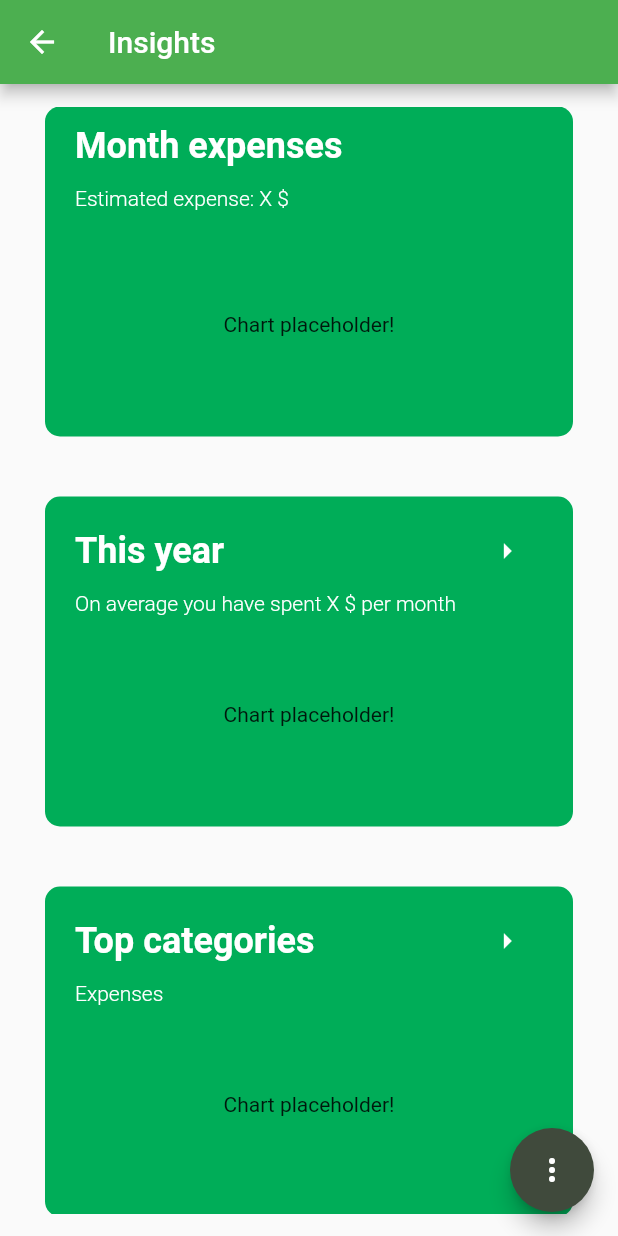
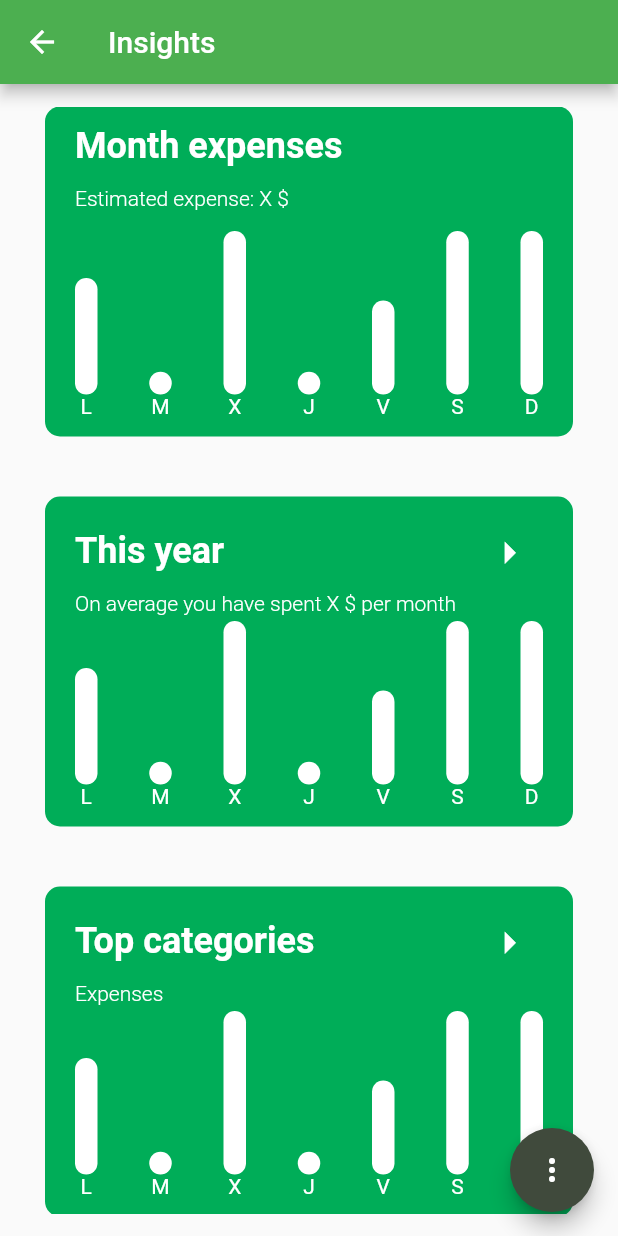
Before and after one commit to Denismr7/spending_planner, a Flutter app: the InsightsScreen screen opened by its route, on a phone screen of 412 x 824 dp. Run offline on Flutter 3.47's test engine with Material 2 defaults, Android fonts, the phone set to English and light mode, and no system bars; our stand-ins replace cloud_firestore, firebase_auth, firebase_core; accounts and stored records are empty.

Commit message:
Bar chart design

```diff
--- /dev/null
+++ b/lib/models/bar_chart_insights_data.dart
@@ -0,0 +1,9 @@
+class BarChartInsightsData {
+  const BarChartInsightsData({
+    required this.label,
+    required this.value,
+  });
+
+  final double value;
+  final String label;
+}
--- /dev/null
+++ b/lib/widgets/bar_chart_card.dart
@@ -0,0 +1,45 @@
+import 'package:flutter/material.dart';
+import 'package:spending_planner/models/bar_chart_insights_data.dart';
+import 'package:spending_planner/widgets/bar_insight_card.dart';
+
+class BarChartCard extends StatelessWidget {
+  const BarChartCard({
+    Key? key,
+    required this.data,
+  }) : super(key: key);
+
+  final List<BarChartInsightsData> data;
+
+  double calculateHeightFactor(double currentValue) {
+    if (currentValue == 0) return currentValue;
+
+    // Get max value
+    var sortedData = [...data];
+    sortedData.sort((a, b) => a.value.compareTo(b.value));
+    var maxValue = sortedData.last.value;
+
+    var heightFactor = currentValue / maxValue;
+    return double.parse(heightFactor.toStringAsFixed(2));
+  }
+
+  @override
+  Widget build(BuildContext context) {
+    return SizedBox(
+      height: 125,
+      width: double.infinity,
+      child: Row(
+        mainAxisAlignment: MainAxisAlignment.spaceBetween,
+        crossAxisAlignment: CrossAxisAlignment.end,
+        children: [
+          ...data
+              .map(
+                (e) => BarInsightCard(
+                    heightFactor: calculateHeightFactor(e.value),
+                    label: e.label),
+              )
+              .toList()
+        ],
+      ),
+    );
+  }
+}
--- /dev/null
+++ b/lib/widgets/bar_insight_card.dart
@@ -0,0 +1,41 @@
+import 'package:flutter/material.dart';
+
+class BarInsightCard extends StatelessWidget {
+  const BarInsightCard({
+    Key? key,
+    required this.heightFactor,
+    required this.label,
+  }) : super(key: key);
+
+  final double heightFactor;
+  final String label;
+
+  @override
+  Widget build(BuildContext context) {
+    return FractionallySizedBox(
+      heightFactor: heightFactor,
+      child: Column(
+        children: [
+          Expanded(
+            child: Container(
+              width: 15,
+              decoration: BoxDecoration(
+                borderRadius: const BorderRadius.all(
+                  const Radius.circular(40),
+                ),
+                color: Colors.white,
+              ),
+              child: null,
+            ),
+          ),
+          Text(
+            label,
+            style: TextStyle(
+              color: Colors.white,
+            ),
+          )
+        ],
+      ),
+    );
+  }
+}
--- a/lib/widgets/insight_card.dart
+++ b/lib/widgets/insight_card.dart
@@ -1,4 +1,16 @@
 import 'package:flutter/material.dart';
+import 'package:spending_planner/models/bar_chart_insights_data.dart';
+import 'package:spending_planner/widgets/bar_chart_card.dart';
+
+List<BarChartInsightsData> mockData = [
+  BarChartInsightsData(label: 'L', value: 30),
+  BarChartInsightsData(label: 'M', value: 10),
+  BarChartInsightsData(label: 'X', value: 40),
+  BarChartInsightsData(label: 'J', value: 10),
+  BarChartInsightsData(label: 'V', value: 25),
+  BarChartInsightsData(label: 'S', value: 40),
+  BarChartInsightsData(label: 'D', value: 40),
+];
 
 class InsightCard extends StatelessWidget {
   const InsightCard({
@@ -32,6 +44,7 @@ class InsightCard extends StatelessWidget {
           mainAxisAlignment: MainAxisAlignment.spaceBetween,
           children: [
             Row(
+              crossAxisAlignment: CrossAxisAlignment.center,
               mainAxisAlignment: MainAxisAlignment.spaceBetween,
               children: [
                 Text(
@@ -45,7 +58,10 @@ class InsightCard extends StatelessWidget {
                 if (isExpandable)
                   IconButton(
                     onPressed: () {},
-                    icon: const Icon(Icons.arrow_right),
+                    icon: const Icon(
+                      Icons.arrow_right,
+                      size: 35,
+                    ),
                     color: Colors.white,
                   ),
               ],
@@ -60,11 +76,7 @@ class InsightCard extends StatelessWidget {
                 ),
               ),
             Container(
-              height: 125,
-              child: Center(
-                child: Text('Chart placeholder!'),
-              ),
-            ),
+                width: double.infinity, child: BarChartCard(data: mockData)),
           ],
         ),
       ),
```
